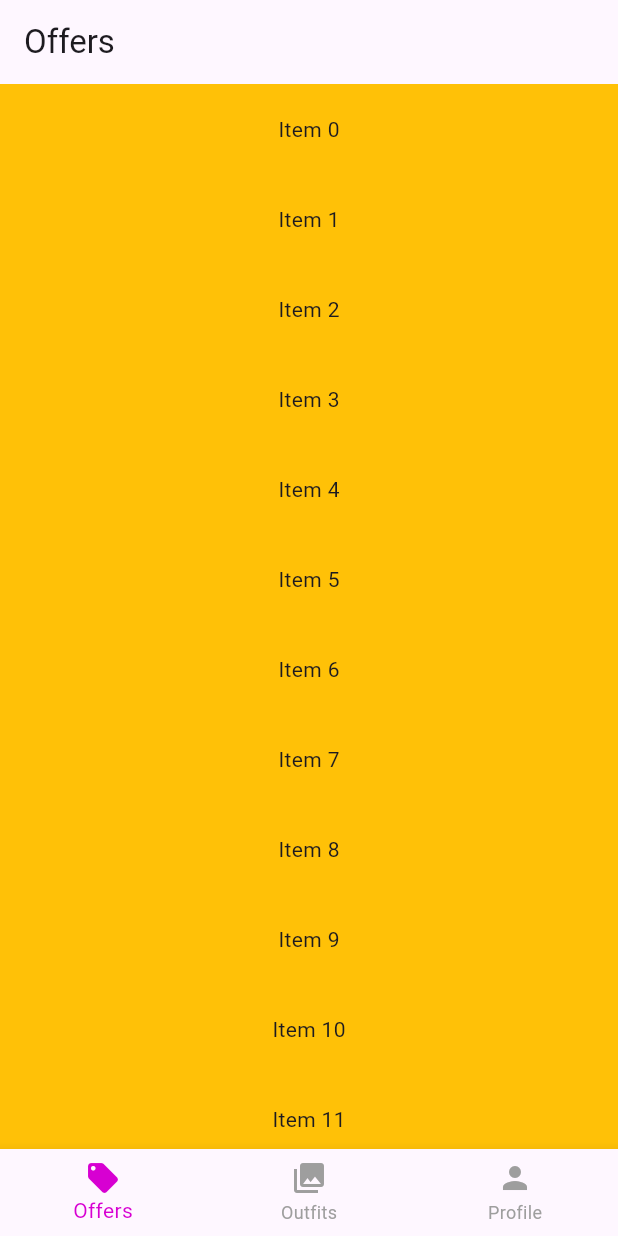
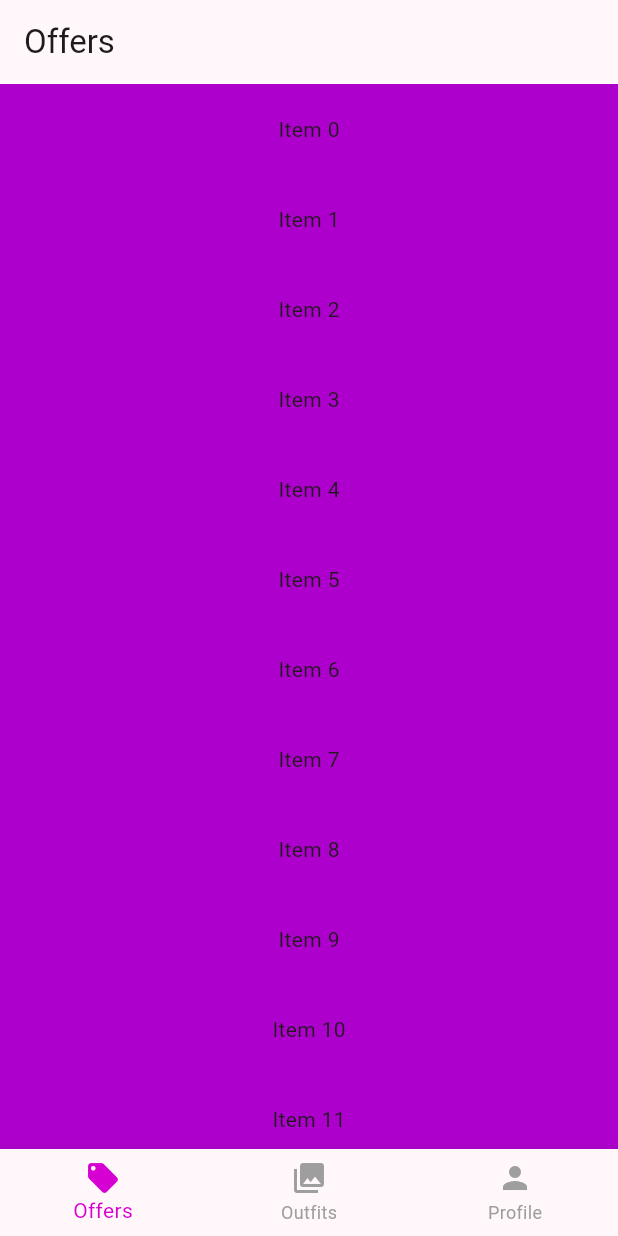
Before and after one commit to Tacuchi/lima-friends-outfits, a Flutter app: the screen it shows after launch, on a phone screen of 412 x 824 dp. Run offline on Flutter 3.47's test engine with Material 3 defaults, Android fonts, the phone set to English and light mode, and no system bars; our stand-ins replace go_router.

Commit message:
feat: test colors

```diff
--- a/lib/features/offers/screens/offers_screen.dart
+++ b/lib/features/offers/screens/offers_screen.dart
@@ -19,7 +19,7 @@ class OffersScreen extends StatelessWidget {
           itemBuilder: (BuildContext context, int index) {
             return Container(
               height: 60,
-              color: Colors.amber,
+              color: const Color(0xFFAE00CC),
               child: Center(child: Text('Item $index')),
             );
           },
--- a/lib/main.dart
+++ b/lib/main.dart
@@ -14,7 +14,7 @@ class MyApp extends StatelessWidget {
       routerConfig: router,
       title: 'My App',
       theme: ThemeData(
-        colorScheme: ColorScheme.fromSeed(seedColor: Colors.deepPurple),
+        colorScheme: ColorScheme.fromSeed(seedColor: const Color(0x00D700D2)),
         useMaterial3: true,
       ),
     );
```
